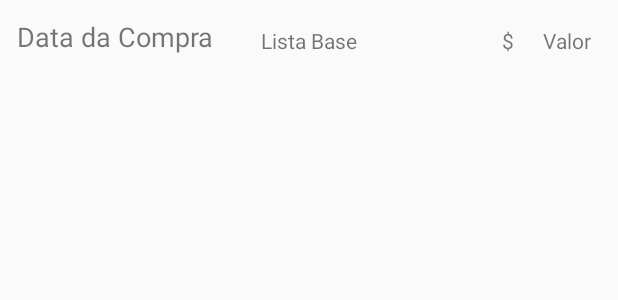
After one commit to rodrigocaja/SmartList, an Android app: the layout model_ver_compras.xml on its own in the app's theme, with its tools: preview values and no code run, on a phone screen of 412 x 824 dp. The commit adds this screen. Shown: the top 300 px of the screen. Run offline under Robolectric (Android 15) with nearby library versions, the phone set to English and light mode, and no system bars.

Commit message:
List models import

```diff
--- /dev/null
+++ b/SmartList/app/src/main/res/layout/model_ver_compras.xml
@@ -0,0 +1,79 @@
+<?xml version="1.0" encoding="utf-8"?>
+<RelativeLayout xmlns:android="http://schemas.android.com/apk/res/android"
+    android:layout_width="match_parent" android:layout_height="match_parent">
+    <TextView
+        android:text="Valor"
+        android:layout_width="wrap_content"
+        android:layout_height="wrap_content"
+        android:layout_alignTop="@+id/txtListaBase"
+        android:layout_alignParentEnd="true"
+        android:layout_marginEnd="18dp"
+        android:id="@+id/txtValor"
+        android:layout_alignParentRight="true"
+        android:layout_marginRight="18dp" />
+
+    <TextView
+        android:text="@string/UnidadeMonet"
+        android:layout_width="wrap_content"
+        android:layout_height="wrap_content"
+        android:id="@+id/txtUnMonet"
+        android:layout_marginEnd="19dp"
+        android:layout_alignBaseline="@+id/txtValor"
+        android:layout_alignBottom="@+id/txtValor"
+        android:layout_toStartOf="@+id/txtValor"
+        android:layout_marginRight="19dp"
+        android:layout_toLeftOf="@+id/txtValor" />
+
+    <TextView
+        android:text="ID"
+        android:layout_width="wrap_content"
+        android:layout_height="wrap_content"
+        android:id="@+id/txtIDCompra"
+        android:layout_above="@+id/txtListaBase"
+        android:layout_alignStart="@+id/txtDataCompra"
+        android:visibility="gone"
+        android:layout_alignLeft="@+id/txtDataCompra" />
+
+    <TextView
+        android:text="idLista"
+        android:layout_width="wrap_content"
+        android:layout_height="wrap_content"
+        android:layout_above="@+id/txtListaBase"
+        android:layout_alignStart="@+id/txtListaBase"
+        android:id="@+id/txtIDListaBase"
+        android:visibility="gone"
+        android:textSize="8sp"
+        android:layout_alignLeft="@+id/txtListaBase" />
+
+    <TextView
+        android:text="Data da Compra"
+        android:layout_width="wrap_content"
+        android:layout_height="wrap_content"
+        android:layout_marginStart="11dp"
+        android:layout_marginTop="12dp"
+        android:id="@+id/txtDataCompra"
+        android:textSize="18sp"
+        android:layout_alignParentTop="true"
+        android:layout_alignParentStart="true"
+        android:layout_marginLeft="11dp"
+        android:layout_alignParentLeft="true" />
+
+    <TextView
+        android:text="Lista Base"
+        android:layout_width="wrap_content"
+        android:layout_height="wrap_content"
+        android:id="@+id/txtListaBase"
+        android:layout_alignBottom="@+id/txtDataCompra"
+        android:textAlignment="viewStart"
+        android:layout_centerHorizontal="true" />
+
+    <TextView
+        android:text="ModoCompra"
+        android:layout_width="wrap_content"
+        android:layout_height="wrap_content"
+        android:layout_below="@+id/txtDataCompra"
+        android:layout_alignStart="@+id/txtDataCompra"
+        android:id="@+id/txvModoCompra"
+        android:visibility="gone"/>
+
+</RelativeLayout>
```
Also changed, not shown: SmartList/app/src/main/java/com/smartdays/smartlist/NovaListaFragment.java (+1 -10 lines), SmartList/app/src/main/java/com/smartdays/smartlist/VerListaFragment.java (added, +29 -0 lines), SmartList/app/src/main/res/layout/fragment_ver_lista.xml (added, +26 -0 lines), SmartList/app/src/main/res/layout/model_item_compra.xml (added, +15 -0 lines), SmartList/app/src/main/res/layout/model_ver_lista.xml (added, +54 -0 lines).
